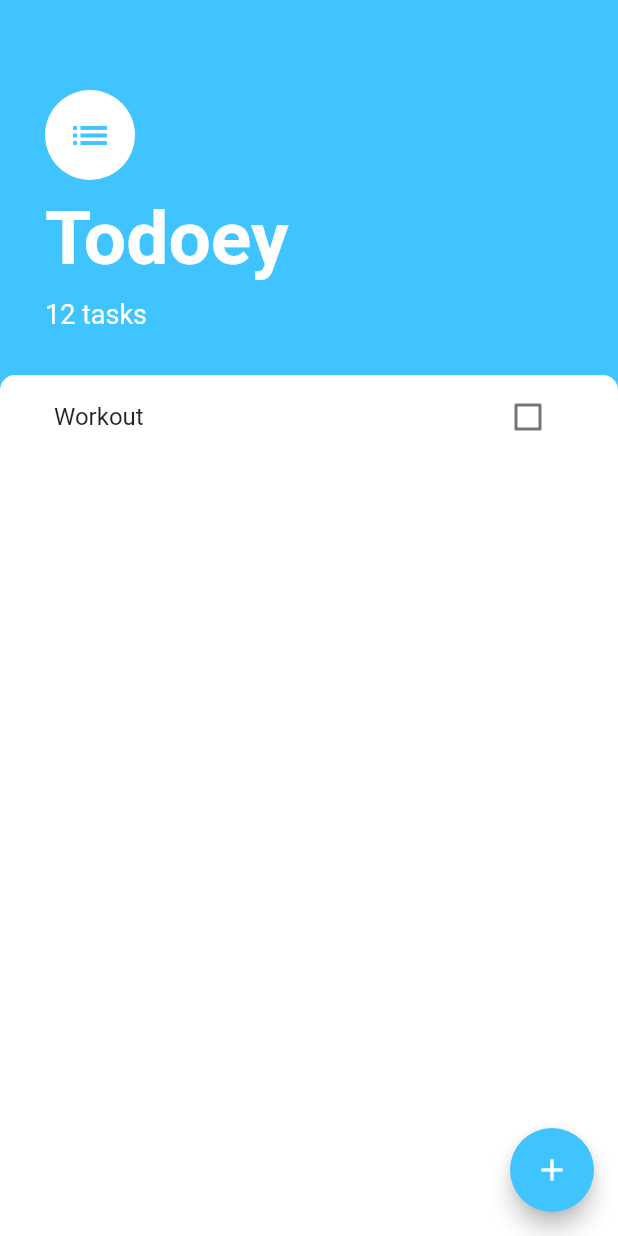
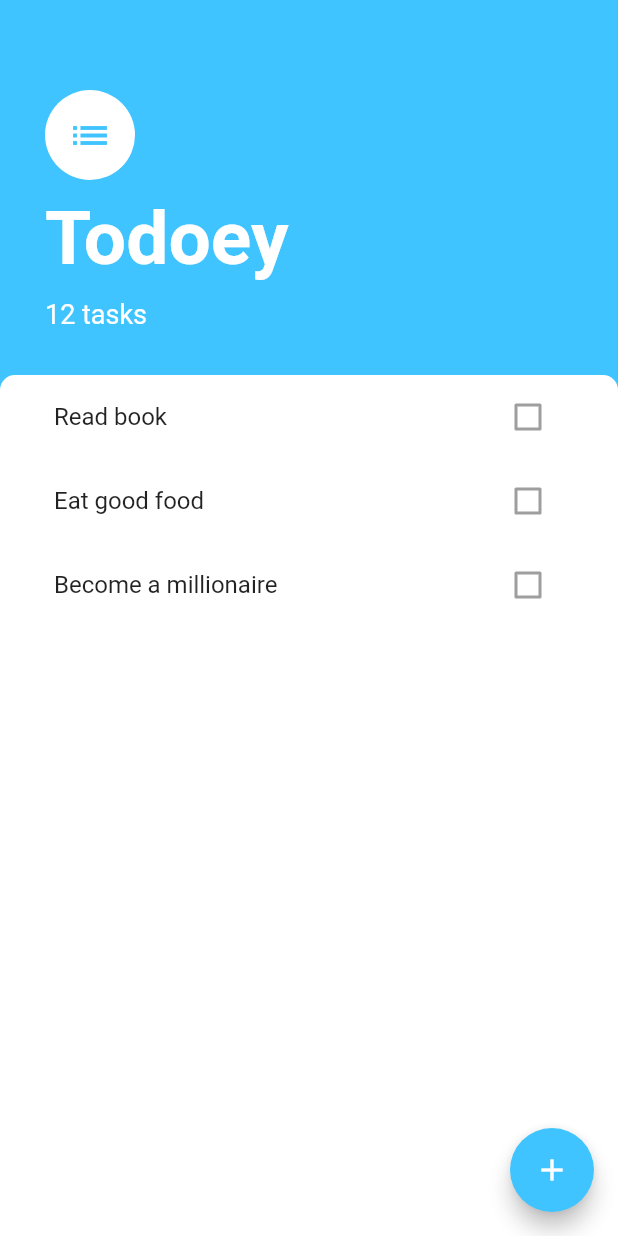
Before and after one commit to hisnameispum/flutter_todoey, a Flutter app: the screen it shows after launch, on a phone screen of 412 x 824 dp. Run offline on Flutter 3.47's test engine with Material 2 defaults, Android fonts, the phone set to English and light mode, and no system bars.

Commit message:
Added ListView builder for better code structure.

```diff
--- /dev/null
+++ b/lib/Models/task.dart
@@ -0,0 +1,10 @@
+class Task{
+  String taskName;
+  bool isDone;
+
+  Task({this.taskName, this.isDone = false});
+
+  void toggleDone(){
+    isDone = !isDone;
+  }
+}
--- a/lib/widgets/tasks_list.dart
+++ b/lib/widgets/tasks_list.dart
@@ -1,14 +1,19 @@
 import 'package:flutter/material.dart';
 import 'package:flutter_todoey/widgets/tasks_tile.dart';
+import 'package:flutter_todoey/Models/task.dart';
 
 class TasksList extends StatelessWidget {
 
+  List<Task> tasks = [
+    Task(taskName: 'Read book'),
+    Task(taskName: 'Eat good food'),
+    Task(taskName: 'Become a millionaire'),
+    ];
+
   @override
   Widget build(BuildContext context) {
-    return ListView(
-      children: [
-        TasksTile(),
-      ],
-    );
+    return ListView.builder(itemBuilder: (context, index){
+      return TasksTile(taskTitle: tasks[index].taskName, isChecked: tasks[index].isDone,);
+    },itemCount: tasks.length,);
   }
 }
--- a/lib/widgets/tasks_tile.dart
+++ b/lib/widgets/tasks_tile.dart
@@ -1,45 +1,24 @@
 import 'package:flutter/material.dart';
 
-class TasksTile extends StatefulWidget {
-  @override
-  _TasksTileState createState() => _TasksTileState();
-}
+class TasksTile extends StatelessWidget {
 
-class _TasksTileState extends State<TasksTile> {
-  bool isChecked = false;
+  final bool isChecked;
+  final String taskTitle;
 
-  void checkBoxCallback(bool checkboxState){
-    setState(() {
-      isChecked = checkboxState;
-    });
-  }
+  TasksTile({this.isChecked, this.taskTitle});
 
   @override
   Widget build(BuildContext context) {
     return ListTile(
       title: Text(
-        'Workout',
+        taskTitle,
         style: TextStyle(decoration: isChecked ? TextDecoration.lineThrough : null),
       ),
-      trailing: CustomCheckBox(isChecked, checkBoxCallback),
+      trailing: Checkbox(
+        activeColor: Colors.lightBlueAccent,
+        value: isChecked,
+//        onChanged: ,
+      ),
     );
   }
 }
-
-class CustomCheckBox extends StatelessWidget {
-  final bool checkBoxState;
-  final Function checkboxFunction;
-
-
-
-  CustomCheckBox(this.checkBoxState,this.checkboxFunction);
-
-  @override
-  Widget build(BuildContext context) {
-    return Checkbox(
-      value: checkBoxState,
-      activeColor: Colors.lightBlueAccent,
-      onChanged: checkboxFunction,
-    );
-  }
-}
```
